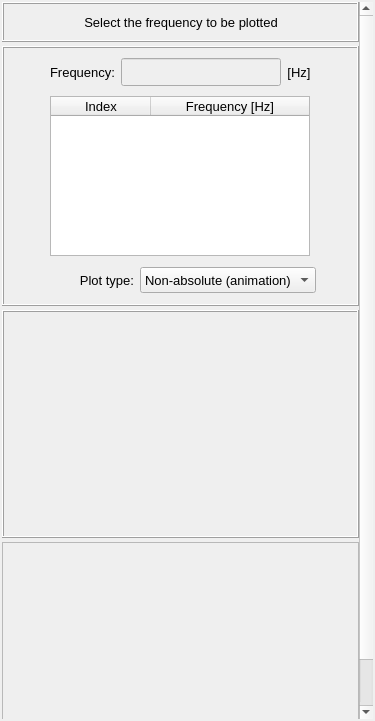
Qt form vibra/interface/data/ui_files/plots/acoustic/acoustic_pressure_field_inputs.ui (MOPT-UFSC/VIBRA) before a commit.
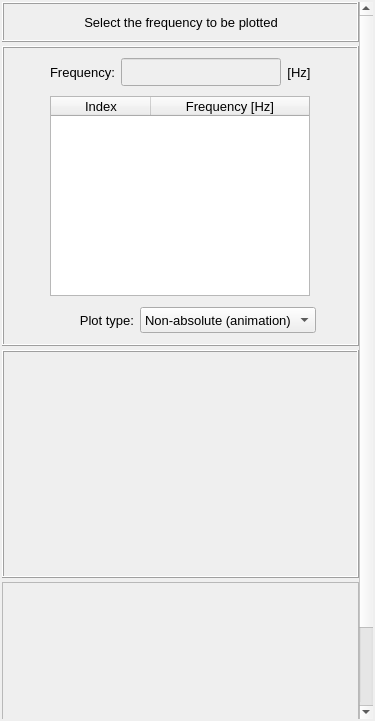
The same form after that commit.

```diff
--- a/vibra/interface/data/ui_files/plots/acoustic/acoustic_pressure_field_inputs.ui
+++ b/vibra/interface/data/ui_files/plots/acoustic/acoustic_pressure_field_inputs.ui
@@ -42,8 +42,8 @@
        <rect>
         <x>0</x>
         <y>0</y>
-        <width>359</width>
-        <height>768</height>
+        <width>357</width>
+        <height>808</height>
        </rect>
       </property>
       <layout class="QGridLayout" name="gridLayout_6">
@@ -433,7 +433,7 @@
             <property name="minimumSize">
              <size>
               <width>0</width>
-              <height>160</height>
+              <height>200</height>
              </size>
             </property>
             <property name="maximumSize">
```
